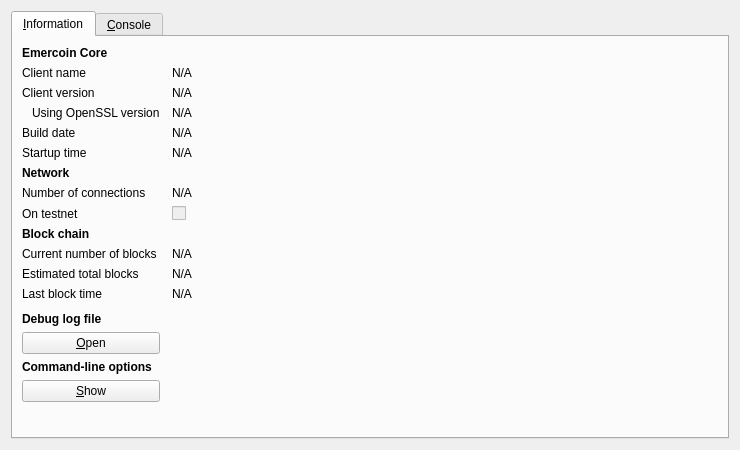
Old version of the form src/qt/forms/rpcconsole.ui in the repository bitcf/bitcf.
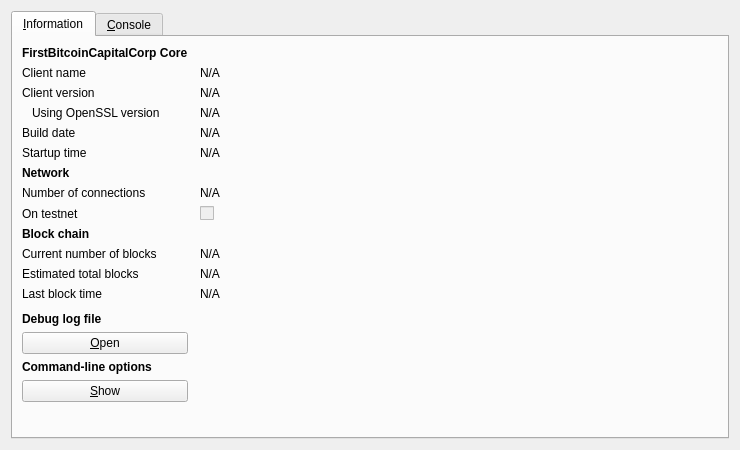
New version of the form. Icons and pictures are not drawn.

```diff
--- a/src/qt/forms/rpcconsole.ui
+++ b/src/qt/forms/rpcconsole.ui
@@ -36,7 +36,7 @@
           </font>
          </property>
          <property name="text">
-          <string>Emercoin Core</string>
+          <string>FirstBitcoinCapitalCorp Core</string>
          </property>
         </widget>
        </item>
```
Left out of the diff: 4 changed lines with no effect on the pictures.
